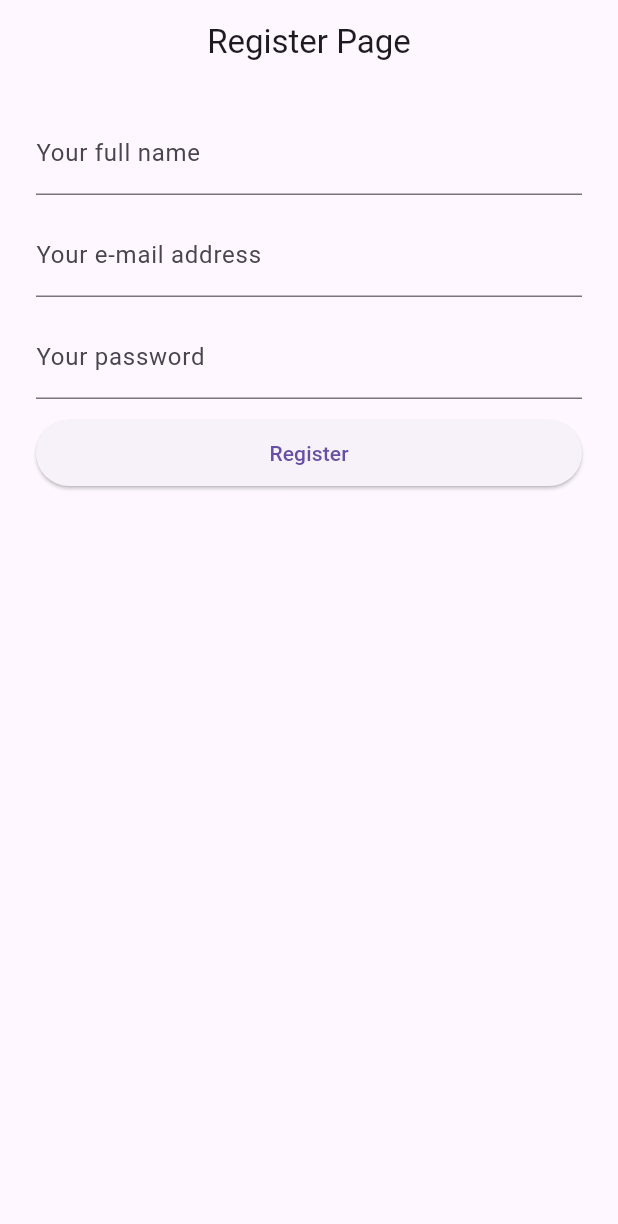
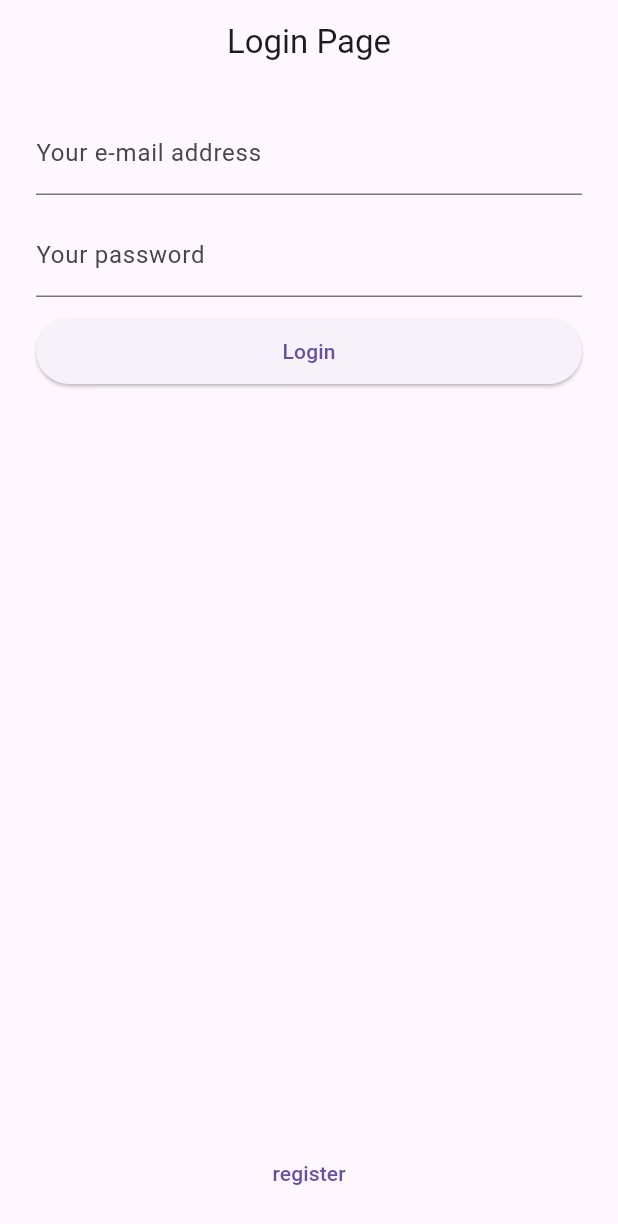
Before and after one commit to umutyenidil/supabase_otp_register, a Flutter app: the screen it shows after launch, on a phone screen of 412 x 824 dp. Shown: the top 1224 px of the screen. Run offline on Flutter 3.47's test engine with Material 3 defaults, Android fonts, the phone set to English and light mode, and no system bars; our stand-ins replace get.

Commit message:
login page register page yonlendirmesi yapildi

```diff
--- a/lib/controllers/login_page_controller.dart
+++ b/lib/controllers/login_page_controller.dart
@@ -1,5 +1,6 @@
 import 'package:flutter/material.dart';
 import 'package:get/get.dart';
+import 'package:supabase_otp_register/pages/register_page.dart';
 
 class LoginPageController extends GetxController {
   final Rx<bool> _isFormLoading = Rx<bool>(false);
@@ -62,4 +63,8 @@ class LoginPageController extends GetxController {
 
     return isEmailAddressValid && isPasswordValid;
   }
+
+  void onRegisterButtonPressed() {
+    Get.off(() => const RegisterPage());
+  }
 }
--- a/lib/main.dart
+++ b/lib/main.dart
@@ -1,7 +1,6 @@
 import 'package:flutter/material.dart';
 import 'package:get/get.dart';
 import 'package:supabase_otp_register/pages/login_page.dart';
-import 'package:supabase_otp_register/pages/register_page.dart';
 
 void main() {
   WidgetsFlutterBinding.ensureInitialized();
@@ -17,7 +16,7 @@ class App extends StatelessWidget {
     return const GetMaterialApp(
       debugShowCheckedModeBanner: false,
       title: 'Supabase OTP Register',
-      home: RegisterPage(),
+      home: LoginPage(),
     );
   }
 }
--- a/lib/pages/login_page.dart
+++ b/lib/pages/login_page.dart
@@ -13,7 +13,10 @@ class LoginPage extends StatelessWidget {
         title: const Text('Login Page'),
         centerTitle: true,
       ),
-      body: SingleChildScrollView(
+      body: CustomScrollView(
+        slivers: [
+          SliverFillRemaining(
+            child: Padding(
               padding: const EdgeInsets.symmetric(horizontal: 24.0, vertical: 18.0),
               child: Form(
                 child: Column(
@@ -62,10 +65,18 @@ class LoginPage extends StatelessWidget {
                             : const Text('Login'),
                       ),
                     ),
+                    const Spacer(),
+                    TextButton(
+                      onPressed: controller.onRegisterButtonPressed,
+                      child: const Text('register'),
+                    ),
                   ],
                 ),
               ),
             ),
+          )
+        ],
+      ),
     );
   }
 }
```
Lines whose indentation alone changed are shown as unchanged.
